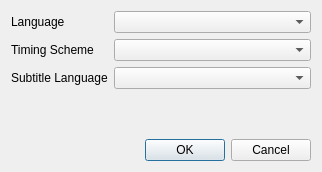
Old version of the form qt/ui/dlg_export_subtitles.ui in the repository arab-reformed/dubbing-tools.
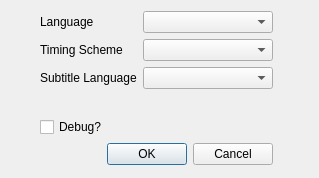
New version of the form.

```diff
--- a/qt/ui/dlg_export_subtitles.ui
+++ b/qt/ui/dlg_export_subtitles.ui
@@ -9,13 +9,22 @@
    <rect>
     <x>0</x>
     <y>0</y>
-    <width>322</width>
-    <height>172</height>
+    <width>319</width>
+    <height>178</height>
    </rect>
   </property>
   <property name="windowTitle">
    <string>Export Subtitles</string>
   </property>
+  <widget class="QWidget" name="">
+   <property name="geometry">
+    <rect>
+     <x>40</x>
+     <y>11</y>
+     <width>233</width>
+     <height>154</height>
+    </rect>
+   </property>
   <layout class="QVBoxLayout" name="verticalLayout">
    <item>
     <layout class="QFormLayout" name="formLayout">
@@ -51,6 +60,13 @@
      </item>
     </layout>
    </item>
+    <item>
+     <widget class="QCheckBox" name="chkDebug">
+      <property name="text">
+       <string>Debug?</string>
+      </property>
+     </widget>
+    </item>
    <item>
     <widget class="QDialogButtonBox" name="buttonBox">
      <property name="orientation">
@@ -62,6 +78,7 @@
     </widget>
    </item>
   </layout>
+  </widget>
  </widget>
  <resources/>
  <connections>
```
Lines whose indentation alone changed are shown as unchanged.
